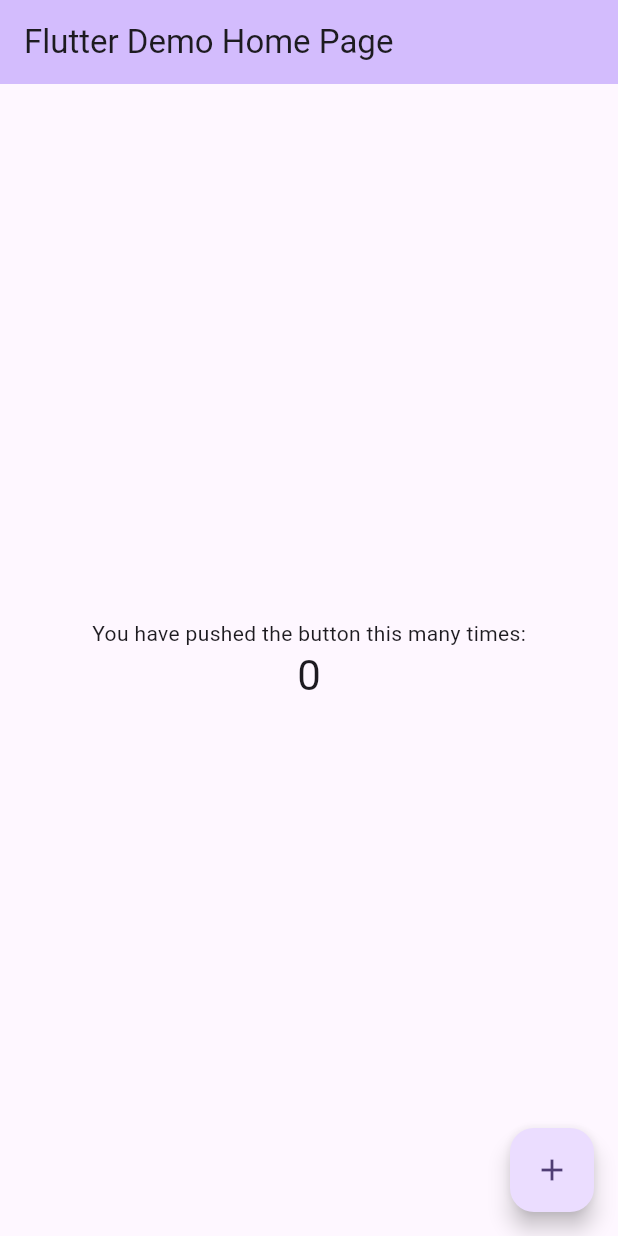
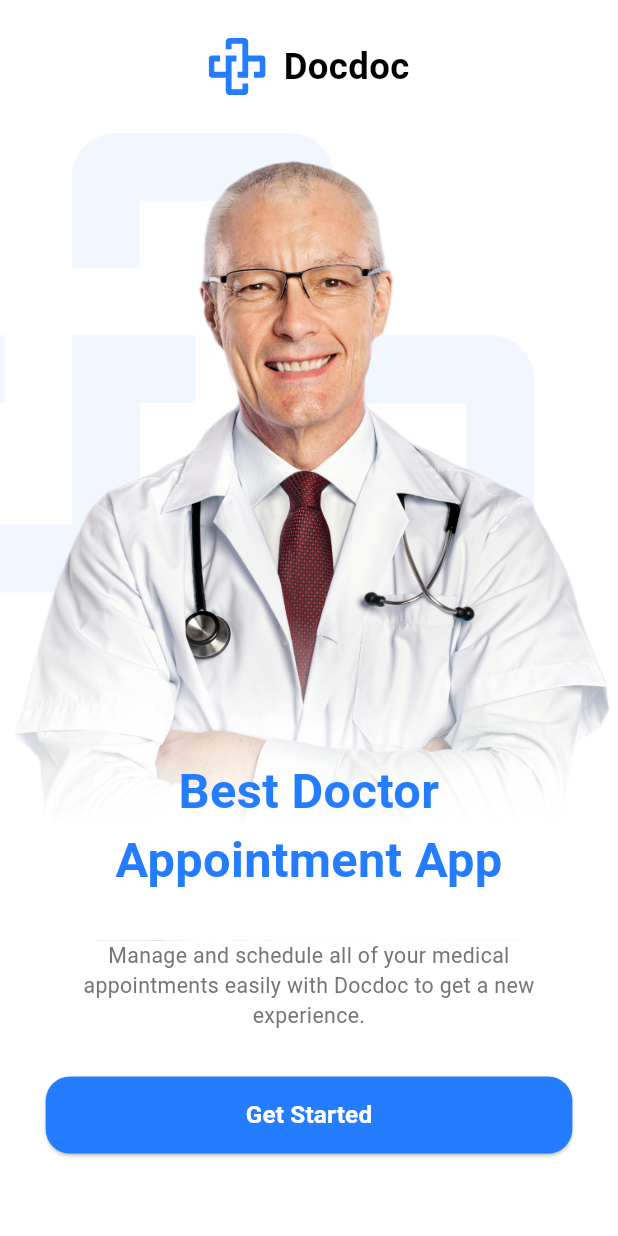
Before and after one commit to Mahamed-Kamal/tabibi, a Flutter app: the screen it shows after launch, on a phone screen of 412 x 824 dp. Run offline on Flutter 3.47's test engine with Material 3 defaults, Android fonts, the phone set to English and light mode, and no system bars; our stand-ins replace flutter_screenutil, flutter_svg.

Commit message:
- added Navigator extension - added colors & text styles - added router file - added file assets manager - added empty login screen - added onBoarding screen

```diff
--- /dev/null
+++ b/lib/core/helpers/extension.dart
@@ -0,0 +1,14 @@
+import 'package:flutter/material.dart';
+
+extension Navigation on BuildContext {
+  Future<dynamic> pushNamed(String routeName,{Object? arguments}){
+    return Navigator.of(this).pushNamed(routeName,arguments:arguments );
+  }
+  Future<dynamic> pushReplacementNamed(String routeName,{Object? arguments}){
+    return Navigator.of(this).pushReplacementNamed(routeName,arguments:arguments);
+  }
+  Future<dynamic> pushNamedAndRemoveUntil(String routeName,{Object? arguments,required RoutePredicate predicate}){
+    return Navigator.of(this).pushNamedAndRemoveUntil(routeName, predicate,arguments: arguments);
+  }
+  void pop() => Navigator.of(this).pop();
+}
--- /dev/null
+++ b/lib/core/images_manager.dart
@@ -0,0 +1,6 @@
+
+class ImagesManager {
+  static const String onBoardingDoctor = "assets/images/onboarding_doctor.png";
+  static const String docDocLogoSvg = "assets/svgs/docdoc_logo.svg";
+  static const String docDocLogoLowOpcitySvg = "assets/svgs/docdoc_logo_low_opcity.svg";
+}
--- /dev/null
+++ b/lib/core/routing/app_router.dart
@@ -0,0 +1,30 @@
+import 'package:flutter/material.dart';
+import 'package:tabibi/core/routing/routes.dart';
+import '../../features/ui/login/login_screen.dart';
+import '../../features/ui/onboarding/screens/onboarding_screen.dart';
+
+class AppRouter {
+
+  Route generatedRoute(RouteSettings setting) {
+    switch (setting.name) {
+      case Routes.onBoarding:
+        return MaterialPageRoute(builder: (_) => const OnBoardingScreen());
+      case Routes.loginScreen:
+        return MaterialPageRoute(builder: (_) => const LoginScreen());
+      default:
+        return unDefinedRoute();
+    }
+  }
+
+  Route unDefinedRoute() {
+    return MaterialPageRoute(
+      builder: (_) => Scaffold(
+        appBar: AppBar(
+          title: const Text('No Route Found'),
+        ),
+        body: const Center(child: Text('No Route Found')),
+      ),
+    );
+  }
+
+}
--- /dev/null
+++ b/lib/core/routing/routes.dart
@@ -0,0 +1,4 @@
+class Routes {
+  static const String onBoarding = "/onBoarding";
+  static const String loginScreen = "/loginScreen";
+}
--- /dev/null
+++ b/lib/core/theming/colors_manager.dart
@@ -0,0 +1,8 @@
+import 'dart:ui';
+
+import 'package:flutter/material.dart';
+
+class ColorsManager {
+  static const Color mainBlue = Color(0xFF247CFF);
+  static const Color myGray = Color(0xFF757575);
+}
--- /dev/null
+++ b/lib/core/theming/styles.dart
@@ -0,0 +1,37 @@
+import 'package:flutter/material.dart';
+import 'package:flutter_screenutil/flutter_screenutil.dart';
+import 'package:tabibi/core/theming/colors_manager.dart';
+
+class TextStyles {
+  static TextStyle font24Back700Weight() {
+    return TextStyle(
+      fontSize: 24.sp,
+      fontWeight: FontWeight.bold,
+      color: Colors.black,
+    );
+  }
+
+  static TextStyle font32BlueBold() {
+    return TextStyle(
+      fontSize: 32.sp,
+      fontWeight: FontWeight.bold,
+      color: ColorsManager.mainBlue,
+    );
+  }
+
+  static TextStyle font14GrayRegular() {
+    return TextStyle(
+      color: ColorsManager.myGray,
+      fontSize: 14.sp,
+      fontWeight: FontWeight.w400,
+    );
+  }
+
+  static TextStyle font16WhiteSemiBold() {
+    return TextStyle(
+      fontWeight: FontWeight.w600,
+      fontSize: 16.sp,
+      color: Colors.white,
+    );
+  }
+}
--- /dev/null
+++ b/lib/doc_app.dart
@@ -0,0 +1,29 @@
+import 'package:flutter/material.dart';
+import 'package:flutter_screenutil/flutter_screenutil.dart';
+import 'package:tabibi/core/routing/app_router.dart';
+
+import 'core/routing/routes.dart';
+import 'core/theming/colors_manager.dart';
+
+class DocApp extends StatelessWidget {
+  final AppRouter appRouter;
+  const DocApp({super.key, required this.appRouter});
+
+  @override
+  Widget build(BuildContext context) {
+    return ScreenUtilInit(
+      designSize: const Size(375,812),
+      minTextAdapt: true,
+      splitScreenMode: true,
+      child: MaterialApp(
+        debugShowCheckedModeBanner: false,
+        onGenerateRoute: appRouter.generatedRoute,
+        initialRoute: Routes.onBoarding,
+        theme:ThemeData(
+          primaryColor: ColorsManager.mainBlue,
+          scaffoldBackgroundColor: Colors.white
+        ),
+      ),
+    );
+  }
+}
--- /dev/null
+++ b/lib/features/ui/login/login_screen.dart
@@ -0,0 +1,10 @@
+import 'package:flutter/material.dart';
+
+class LoginScreen extends StatelessWidget {
+  const LoginScreen({super.key});
+
+  @override
+  Widget build(BuildContext context) {
+    return const Placeholder();
+  }
+}
--- /dev/null
+++ b/lib/features/ui/onboarding/screens/onboarding_screen.dart
@@ -0,0 +1,47 @@
+import 'package:flutter/material.dart';
+import 'package:flutter_screenutil/flutter_screenutil.dart';
+import 'package:tabibi/core/theming/styles.dart';
+import 'package:tabibi/features/ui/onboarding/widgets/doc_logo_and_name.dart';
+
+import '../widgets/doctor_image_and_text.dart';
+import '../widgets/get_started_button.dart';
+
+class OnBoardingScreen extends StatelessWidget {
+  const OnBoardingScreen({super.key});
+
+  @override
+  Widget build(BuildContext context) {
+    return Scaffold(
+      backgroundColor: Colors.white,
+      body: SafeArea(
+        child: SingleChildScrollView(
+          child: Padding(
+            padding: EdgeInsets.only(top: 24.h, bottom: 24.h),
+            child: Column(
+              children: [
+                const DocLogoAndName(),
+                SizedBox(height: 24.h),
+                const DoctorImageAndText(),
+                Padding(
+                  padding: EdgeInsetsGeometry.symmetric(horizontal: 30.h),
+                  child: Column(
+                    crossAxisAlignment: CrossAxisAlignment.stretch,
+                    children: [
+                      Text(
+                        "Manage and schedule all of your medical appointments easily with Docdoc to get a new experience.",
+                        style: TextStyles.font14GrayRegular(),
+                        textAlign: TextAlign.center,
+                      ),
+                      SizedBox(height: 30.h),
+                      const GetStartedButton(),
+                    ],
+                  ),
+                ),
+              ],
+            ),
+          ),
+        ),
+      ),
+    );
+  }
+}
--- /dev/null
+++ b/lib/features/ui/onboarding/widgets/doc_logo_and_name.dart
@@ -0,0 +1,22 @@
+import 'package:flutter/material.dart';
+import 'package:flutter_screenutil/flutter_screenutil.dart';
+import 'package:flutter_svg/flutter_svg.dart';
+import 'package:tabibi/core/images_manager.dart';
+
+import '../../../../core/theming/styles.dart';
+
+class DocLogoAndName extends StatelessWidget {
+  const DocLogoAndName({super.key});
+
+  @override
+  Widget build(BuildContext context) {
+    return Row(
+      mainAxisAlignment: MainAxisAlignment.center,
+      children: [
+        SvgPicture.asset(ImagesManager.docDocLogoSvg),
+        SizedBox(width: 10.w,),
+        Text("Docdoc",style: TextStyles.font24Back700Weight(),),
+      ],
+    );
+  }
+}
--- /dev/null
+++ b/lib/features/ui/onboarding/widgets/doctor_image_and_text.dart
@@ -0,0 +1,41 @@
+import 'package:flutter/material.dart';
+import 'package:flutter_screenutil/flutter_screenutil.dart';
+import 'package:flutter_svg/flutter_svg.dart';
+
+import '../../../../core/images_manager.dart';
+import '../../../../core/theming/styles.dart';
+
+class DoctorImageAndText extends StatelessWidget {
+  const DoctorImageAndText({super.key});
+
+  @override
+  Widget build(BuildContext context) {
+    return Stack(
+      children: [
+        SvgPicture.asset(ImagesManager.docDocLogoLowOpcitySvg),
+        Container(
+          foregroundDecoration: BoxDecoration(
+            gradient: LinearGradient(
+              colors: [Colors.white, Colors.white.withOpacity(0.0)],
+              begin: Alignment.bottomCenter,
+              end: Alignment.topCenter,
+              stops: [0.14, 0.4],
+            ),
+          ),
+          child:  Image.asset(ImagesManager.onBoardingDoctor),
+        ),
+        Positioned(
+          bottom:30.h,
+          left: 0,
+          right: 0,
+          child: Text(
+            "Best Doctor\nAppointment App",
+            style: TextStyles.font32BlueBold().copyWith(
+            ),
+            textAlign: TextAlign.center,
+          ),
+        ),
+      ],
+    );
+  }
+}
--- /dev/null
+++ b/lib/features/ui/onboarding/widgets/get_started_button.dart
@@ -0,0 +1,31 @@
+import 'package:flutter/material.dart';
+import 'package:flutter_screenutil/flutter_screenutil.dart';
+import 'package:tabibi/core/helpers/extension.dart';
+import 'package:tabibi/core/theming/colors_manager.dart';
+import 'package:tabibi/core/theming/styles.dart';
+import '../../../../core/routing/routes.dart';
+
+class GetStartedButton extends StatelessWidget {
+  const GetStartedButton({super.key});
+
+  @override
+  Widget build(BuildContext context) {
+    return ElevatedButton(
+      style: ElevatedButton.styleFrom(
+        backgroundColor: ColorsManager.mainBlue,
+        padding: EdgeInsets.symmetric(vertical: 14.h, horizontal: 12.w),
+        shape: RoundedRectangleBorder(
+          borderRadius: BorderRadiusGeometry.all(Radius.circular(16.r)),
+        ),
+      ),
+      onPressed: () {
+        context.pushNamed(Routes.loginScreen);
+      },
+      child: Text(
+        "Get Started",
+        style: TextStyles.font16WhiteSemiBold(),
+        textAlign: TextAlign.center,
+      ),
+    );
+  }
+}
--- a/lib/main.dart
+++ b/lib/main.dart
@@ -1,122 +1,9 @@
 import 'package:flutter/material.dart';
 
+import 'core/routing/app_router.dart';
+import 'doc_app.dart';
+
 void main() {
-  runApp(const MyApp());
+  runApp( DocApp(appRouter: AppRouter()));
+
 }
-
-class MyApp extends StatelessWidget {
-  const MyApp({super.key});
-
-  // This widget is the root of your application.
-  @override
-  Widget build(BuildContext context) {
-    return MaterialApp(
-      title: 'Flutter Demo',
-      theme: ThemeData(
-        // This is the theme of your application.
-        //
-        // TRY THIS: Try running your application with "flutter run". You'll see
-        // the application has a purple toolbar. Then, without quitting the app,
-        // try changing the seedColor in the colorScheme below to Colors.green
-        // and then invoke "hot reload" (save your changes or press the "hot
-        // reload" button in a Flutter-supported IDE, or press "r" if you used
-        // the command line to start the app).
-        //
-        // Notice that the counter didn't reset back to zero; the application
-        // state is not lost during the reload. To reset the state, use hot
-        // restart instead.
-        //
-        // This works for code too, not just values: Most code changes can be
-        // tested with just a hot reload.
-        colorScheme: ColorScheme.fromSeed(seedColor: Colors.deepPurple),
-      ),
-      home: const MyHomePage(title: 'Flutter Demo Home Page'),
-    );
-  }
-}
-
-class MyHomePage extends StatefulWidget {
-  const MyHomePage({super.key, required this.title});
-
-  // This widget is the home page of your application. It is stateful, meaning
-  // that it has a State object (defined below) that contains fields that affect
-  // how it looks.
-
-  // This class is the configuration for the state. It holds the values (in this
-  // case the title) provided by the parent (in this case the App widget) and
-  // used by the build method of the State. Fields in a Widget subclass are
-  // always marked "final".
-
-  final String title;
-
-  @override
-  State<MyHomePage> createState() => _MyHomePageState();
-}
-
-class _MyHomePageState extends State<MyHomePage> {
-  int _counter = 0;
-
-  void _incrementCounter() {
-    setState(() {
-      // This call to setState tells the Flutter framework that something has
-      // changed in this State, which causes it to rerun the build method below
-      // so that the display can reflect the updated values. If we changed
-      // _counter without calling setState(), then the build method would not be
-      // called again, and so nothing would appear to happen.
-      _counter++;
-    });
-  }
-
-  @override
-  Widget build(BuildContext context) {
-    // This method is rerun every time setState is called, for instance as done
-    // by the _incrementCounter method above.
-    //
-    // The Flutter framework has been optimized to make rerunning build methods
-    // fast, so that you can just rebuild anything that needs updating rather
-    // than having to individually change instances of widgets.
-    return Scaffold(
-      appBar: AppBar(
-        // TRY THIS: Try changing the color here to a specific color (to
-        // Colors.amber, perhaps?) and trigger a hot reload to see the AppBar
-        // change color while the other colors stay the same.
-        backgroundColor: Theme.of(context).colorScheme.inversePrimary,
-        // Here we take the value from the MyHomePage object that was created by
-        // the App.build method, and use it to set our appbar title.
-        title: Text(widget.title),
-      ),
-      body: Center(
-        // Center is a layout widget. It takes a single child and positions it
-        // in the middle of the parent.
-        child: Column(
-          // Column is also a layout widget. It takes a list of children and
-          // arranges them vertically. By default, it sizes itself to fit its
-          // children horizontally, and tries to be as tall as its parent.
-          //
-          // Column has various properties to control how it sizes itself and
-          // how it positions its children. Here we use mainAxisAlignment to
-          // center the children vertically; the main axis here is the vertical
-          // axis because Columns are vertical (the cross axis would be
-          // horizontal).
-          //
-          // TRY THIS: Invoke "debug painting" (choose the "Toggle Debug Paint"
-          // action in the IDE, or press "p" in the console), to see the
-          // wireframe for each widget.
-          mainAxisAlignment: MainAxisAlignment.center,
-          children: <Widget>[
-            const Text('You have pushed the button this many times:'),
-            Text(
-              '$_counter',
-              style: Theme.of(context).textTheme.headlineMedium,
-            ),
-          ],
-        ),
-      ),
-      floatingActionButton: FloatingActionButton(
-        onPressed: _incrementCounter,
-        tooltip: 'Increment',
-        child: const Icon(Icons.add),
-      ), // This trailing comma makes auto-formatting nicer for build methods.
-    );
-  }
-}
```
Also changed, not shown: pubspec.yaml (+3 -4 lines), assets/images/onboarding_doctor.png (added), assets/svgs/docdoc_logo.svg (added), assets/svgs/docdoc_logo_low_opcity.svg (added), 2 other files.
